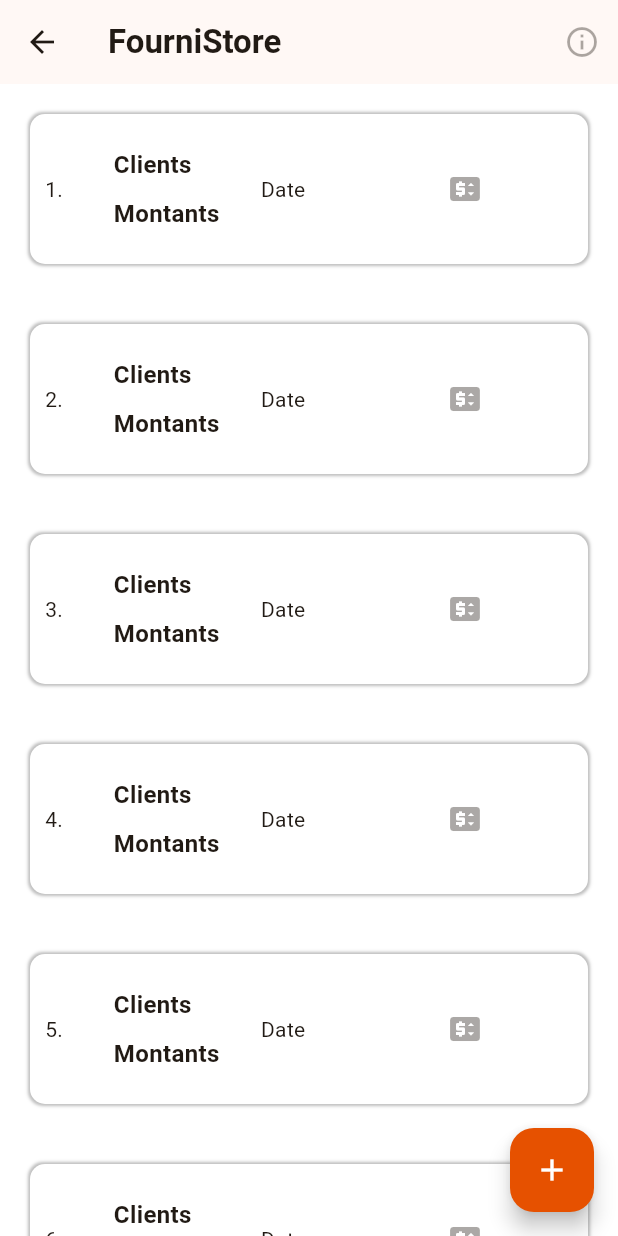
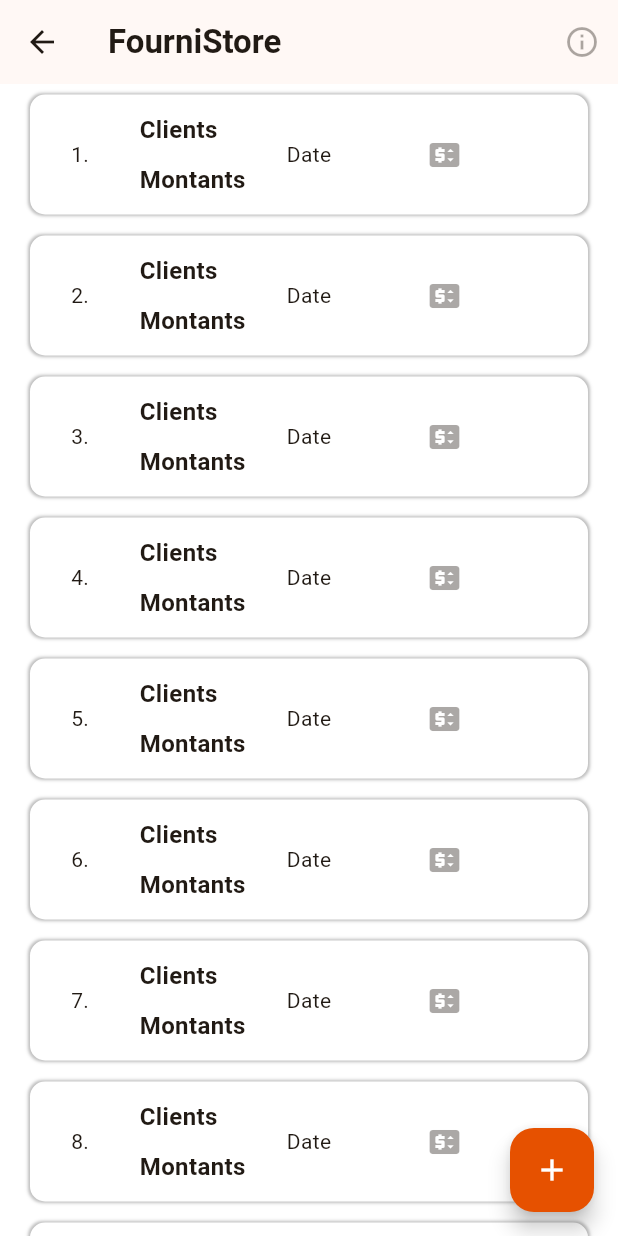
Before and after one commit to Ander1404/stock_managment-app, a Flutter app: the Achats screen opened directly, on a phone screen of 412 x 824 dp. Run offline on Flutter 3.47's test engine with Material 3 defaults, Android fonts, the light colour scheme and no system bars; drawn by our look-alikes of flutter_slidable; network calls fail.

Commit message:
for this matine

```diff
--- a/lib/Achats/Achats.dart
+++ b/lib/Achats/Achats.dart
@@ -1,3 +1,4 @@
+import 'package:flutter/cupertino.dart';
 import 'package:flutter/material.dart';
 import 'package:flutter_slidable/flutter_slidable.dart';
 import 'package:stocktrue/Ventes/AddVentes.dart';
@@ -39,6 +40,16 @@
               endActionPane: ActionPane(motion: const ScrollMotion(),
               children: [
                 SlidableAction(onPressed: (context){
+                  // showModalBottomSheet(context: context, builder: (context)=>ListView());
+                  // showBottomSheet(context: context, builder: (context)=>ListView());
+                   showDialog(context: context, builder: (context)=>ListView());
+                   const Hero(
+                  //Tag should be different
+                  //having identical tag will not work in hero animation
+                  tag: Text("Current"),
+                  child: Dialog.fullscreen(),
+
+                );
                   setState(() {
 
                   });
@@ -57,6 +68,7 @@
                 ),
                 const SizedBox(width: 10,),
                 SlidableAction(onPressed: (context){
+                  showAdaptiveDialog(context: context, builder: (context)=>Center(child: Text("Erreur de modification")));
 
                 },
                 foregroundColor: Colors.red,
@@ -64,15 +76,17 @@
                 )
               ]),
               child: Padding(
-                padding:  const EdgeInsets.symmetric(vertical: 20.0),
+                padding:  const EdgeInsets.symmetric(vertical: 7.0),
                 child: Container(
+
                   margin: const EdgeInsets.symmetric(horizontal: 20.0),
-                  padding: const EdgeInsets.all(10.0),
-                  height: 100,
+                  padding: const EdgeInsets.all(5.0),
+                  height: 80,
                   decoration: BoxDecoration(
+
                     borderRadius: BorderRadius.circular(10.0),
                     color: Colors.white,
-                    boxShadow: [
+                    boxShadow:   [
                       BoxShadow(
                         blurRadius: 1.0,
                         spreadRadius: 1.0,
@@ -86,7 +100,7 @@
                     children: [
                       ClipRect(
                         child: Text(
-                          "${index +1}. ",
+                          "      ${index +1}. ",
                           style: const TextStyle(
                             fontWeight: FontWeight.w400
                           ),
@@ -96,15 +110,12 @@
                        const Column(
                        mainAxisAlignment: MainAxisAlignment.center,
                         crossAxisAlignment: CrossAxisAlignment.start,
-
-
                         children: [
                           Padding(padding: EdgeInsets.only(left: 30)),
                           Padding(
                             padding: EdgeInsets.only(left: 30),
                             child: Row(
-
-                                                  //     mainAxisAlignment: MainAxisAlignment.center,
+                                    //     mainAxisAlignment: MainAxisAlignment.center,
                                                   // crossAxisAlignment: CrossAxisAlignment.start,
                               children: [
                                  Text("Clients",
@@ -139,7 +150,7 @@
                           Text("Date")
                         ],
                       ),
-                      SizedBox(width: screenwith/5,),
+                      SizedBox(width: screenwith/8,),
                       const Column(
                         mainAxisAlignment: MainAxisAlignment.center,
                         crossAxisAlignment: CrossAxisAlignment.end,
```
Also changed, not shown: lib/Clients/home/home.dart (+9 -4 lines), lib/Paternars.dart (+33 -1 lines), lib/Produits/Categorie/home/HomeCat.dart (+3 -5 lines).
